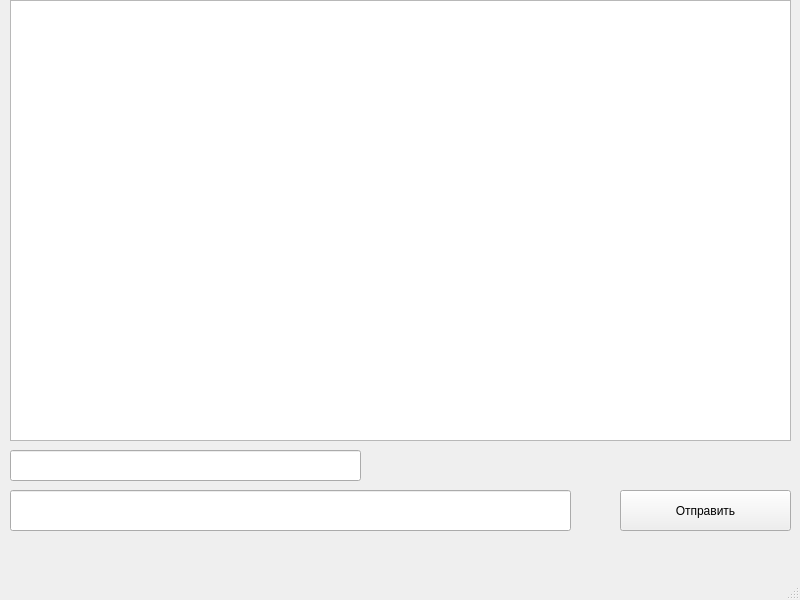
Old version of the form untitled.ui in the repository Cheater121/ChatlettiClientQT.
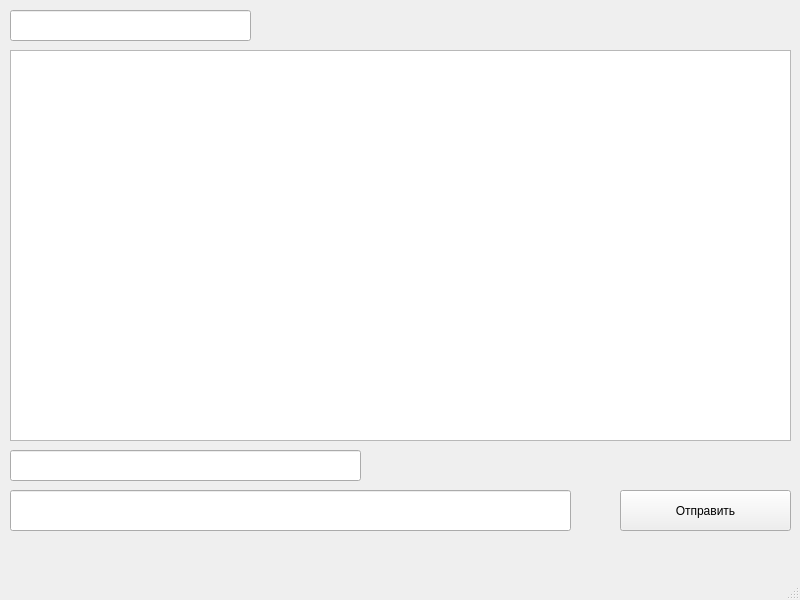
New version of the form.

Commit message: Added run function for UI

```diff
--- a/untitled.ui
+++ b/untitled.ui
@@ -41,9 +41,9 @@
     <property name="geometry">
      <rect>
       <x>10</x>
-      <y>0</y>
+      <y>50</y>
       <width>781</width>
-      <height>441</height>
+      <height>391</height>
      </rect>
     </property>
    </widget>
@@ -57,6 +57,16 @@
      </rect>
     </property>
    </widget>
+   <widget class="QLineEdit" name="lineEdit">
+    <property name="geometry">
+     <rect>
+      <x>10</x>
+      <y>10</y>
+      <width>241</width>
+      <height>31</height>
+     </rect>
+    </property>
+   </widget>
   </widget>
   <widget class="QMenuBar" name="menubar">
    <property name="geometry">
```
The commit also changes 1 other file.
